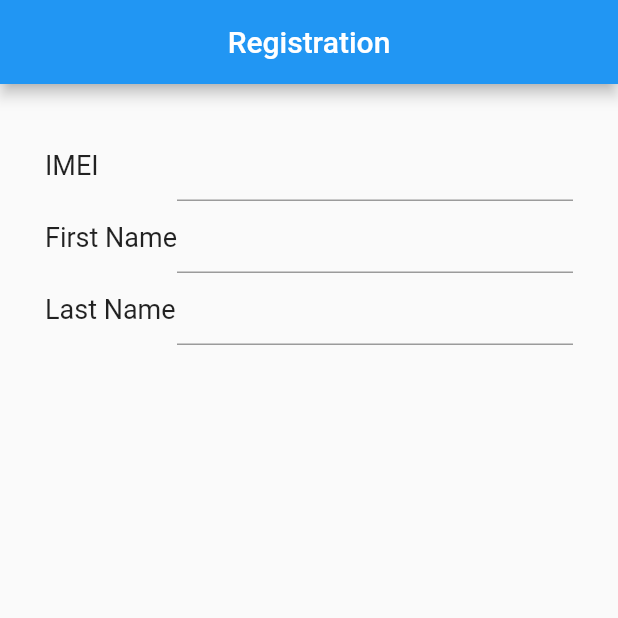
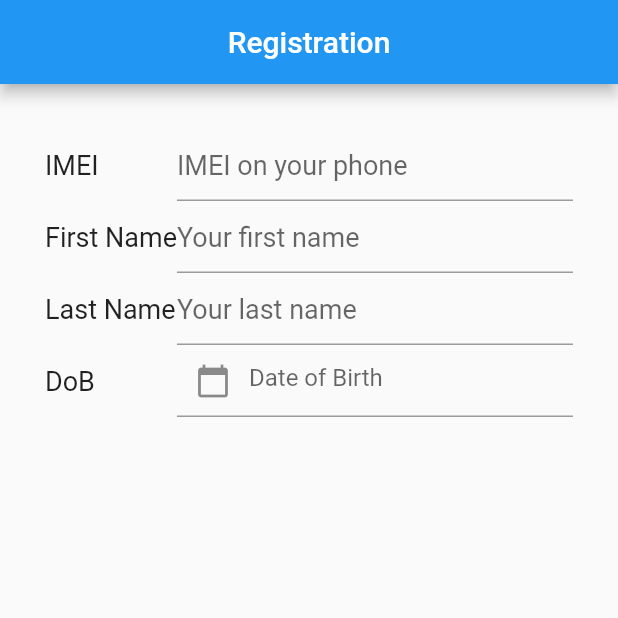
Before and after one commit to paimanbandi/rgstr, a Flutter app: the screen it shows after launch, on a phone screen of 412 x 824 dp, the top half of it. Run offline on Flutter 3.47's test engine with Material 2 defaults, Android fonts, the phone set to English and light mode, and no system bars; our stand-ins replace device_info; missing offline and left inert: imei_imsi_plugin.

Commit message:
textformfield dob

```diff
--- a/lib/registration_controller.dart
+++ b/lib/registration_controller.dart
@@ -1,28 +1,54 @@
+import 'dart:io';
+
 import 'package:flutter/material.dart';
 import 'package:flutter/services.dart';
 import 'package:rgstr/registration_page.dart';
 import 'package:rgstr/registration_view.dart';
 
 import 'package:imei_imsi_plugin/imei_imsi_plugin.dart';
+import 'package:device_info/device_info.dart';
 
 class RegistrationController extends State<RegistrationPage> {
-  TextEditingController tecImei = TextEditingController();
+  static final DeviceInfoPlugin deviceInfoPlugin = DeviceInfoPlugin();
+  TextEditingController date = new TextEditingController();
+  DateTime selectedDate = DateTime.now();
+
+  Future<Null> selectDate(BuildContext context) async {
+    final DateTime picked = await showDatePicker(context: context, initialDate: selectedDate, firstDate: DateTime(1901, 1), lastDate: DateTime(2100));
+    if (picked != null && picked != selectedDate) {
+      String formattedDateTime = "${picked.day.toString().padLeft(2, '0')}/${picked.month.toString().padLeft(2, '0')}/${picked.year.toString()}";
+
+      setState(() {
+        selectedDate = picked;
+        date.value = TextEditingValue(text: formattedDateTime);
+      });
+    }
+  }
 
   String sPlatformImei = '';
 
   @override
   void initState() {
+    Future.delayed(Duration.zero, () async {
+      initPlatformState();
+    });
     super.initState();
-    initPlatformState();
   }
 
   Future<void> initPlatformState() async {
     String platformImei;
+
     try {
+      var androidInfo = await deviceInfoPlugin.androidInfo;
+      var sdkInt = androidInfo.version.sdkInt;
       // only works in Android version < 10
-      platformImei = await ImeiImsiPlugin.getImei(shouldShowRequestPermissionRationale: false);
+      if ((Platform.isAndroid && sdkInt < 29) || Platform.isIOS) {
+        platformImei = await ImeiImsiPlugin.getImei(shouldShowRequestPermissionRationale: false);
+      } else {
+        platformImei = '';
+      }
     } on PlatformException {
-      print('Failed to get platform version.');
+      print('Failed to get IMEI.');
     }
 
     if (!mounted) return;
--- a/lib/registration_view.dart
+++ b/lib/registration_view.dart
@@ -16,6 +16,7 @@ class RegistrationView extends WidgetView<RegistrationPage, RegistrationControll
     bool _bErrImei = false;
     bool _bErrFirstName = false;
     bool _bErrLastName = false;
+    bool _bErrDob = false;
     return Scaffold(
         appBar: AppBar(
           title: Text(widget.title),
@@ -24,10 +25,10 @@ class RegistrationView extends WidgetView<RegistrationPage, RegistrationControll
         body: Padding(
             padding: EdgeInsets.all(30),
             child: Center(
+              child: Column(mainAxisAlignment: MainAxisAlignment.start, crossAxisAlignment: CrossAxisAlignment.center, children: <Widget>[
+                SingleChildScrollView(
                   child: Column(
-              mainAxisAlignment: MainAxisAlignment.start,
-              crossAxisAlignment: CrossAxisAlignment.center,
-              children: <Widget>[
+                    children: [
                       Row(
                         children: [
                           Expanded(
@@ -45,6 +46,7 @@ class RegistrationView extends WidgetView<RegistrationPage, RegistrationControll
                               ],
                               initialValue: state.sPlatformImei,
                               decoration: InputDecoration(
+                                hintText: 'IMEI on your phone',
                                 errorText: _bErrImei ? "Can't be empty" : null,
                               ),
                               style: textStyle,
@@ -68,6 +70,7 @@ class RegistrationView extends WidgetView<RegistrationPage, RegistrationControll
                                 LengthLimitingTextInputFormatter(50),
                               ],
                               decoration: InputDecoration(
+                                hintText: 'Your first name',
                                 errorText: _bErrFirstName ? "Can't be empty" : null,
                               ),
                               style: textStyle,
@@ -91,6 +94,7 @@ class RegistrationView extends WidgetView<RegistrationPage, RegistrationControll
                                 LengthLimitingTextInputFormatter(50),
                               ],
                               decoration: InputDecoration(
+                                hintText: 'Your last name',
                                 errorText: _bErrLastName ? "Can't be empty" : null,
                               ),
                               style: textStyle,
@@ -98,9 +102,39 @@ class RegistrationView extends WidgetView<RegistrationPage, RegistrationControll
                           )
                         ],
                       ),
+                      Row(
+                        children: [
+                          Expanded(
+                            flex: 1,
+                            child: Text(
+                              'DoB',
+                              style: textStyle,
+                            ),
+                          ),
+                          Expanded(
+                              flex: 3,
+                              child: GestureDetector(
+                                onTap: () => state.selectDate(context),
+                                child: AbsorbPointer(
+                                  child: TextFormField(
+                                    controller: state.date,
+                                    keyboardType: TextInputType.datetime,
+                                    decoration: InputDecoration(
+                                      hintText: 'Date of Birth',
+                                      errorText: _bErrDob ? "Can't be empty" : null,
+                                      prefixIcon: Icon(
+                                        Icons.calendar_today,
+                                      ),
+                                    ),
+                                  ),
+                                ),
+                              ))
                         ],
                       ),
+                    ],
                   ),
-        ));
+                )
+              ]),
+            )));
   }
 }
--- a/pubspec.yaml
+++ b/pubspec.yaml
@@ -29,6 +29,7 @@ dependencies:
   # Use with the CupertinoIcons class for iOS style icons.
   cupertino_icons: ^1.0.2
   imei_imsi_plugin: ^0.0.1
+  device_info: ^2.0.2
 
 dev_dependencies:
   flutter_test:
```
Also changed, not shown: pubspec.lock, 1 other file. Lines whose indentation alone changed are shown as unchanged.
